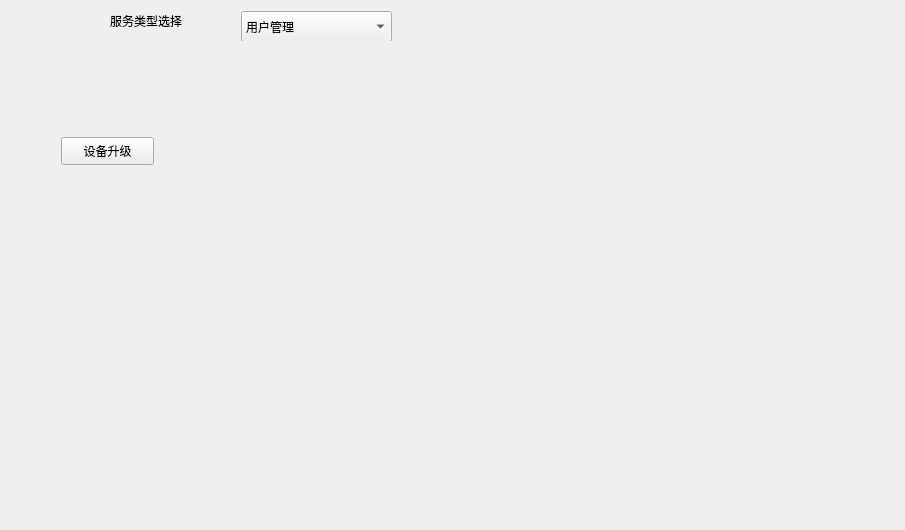
Before: the Qt Designer form CleverManager/setups/setupmainwid.ui in ChinaClever/CleverManagerV3, drawn with Qt 5.
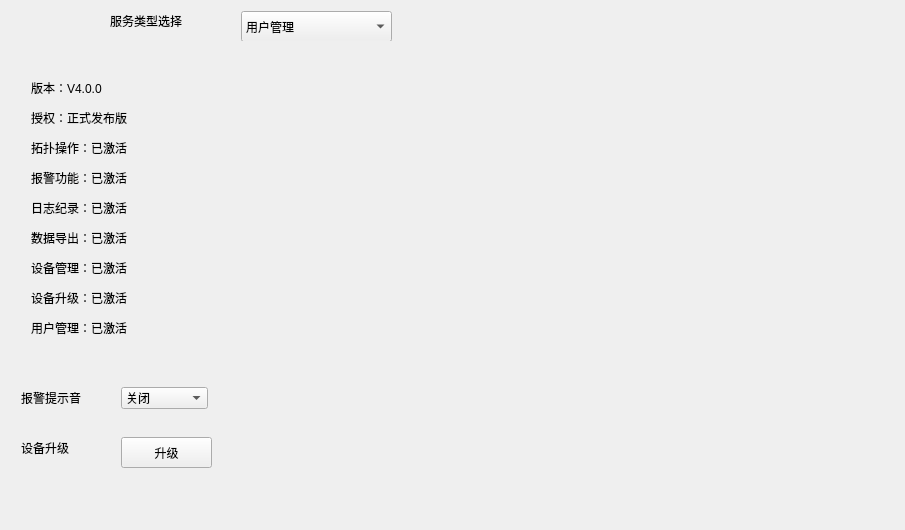
After: the same form once the commit is applied.

```diff
--- a/CleverManager/setups/setupmainwid.ui
+++ b/CleverManager/setups/setupmainwid.ui
@@ -93,10 +93,173 @@
      <widget class="QPushButton" name="upBtn">
       <property name="geometry">
        <rect>
-        <x>50</x>
+        <x>110</x>
+        <y>390</y>
+        <width>91</width>
+        <height>31</height>
+       </rect>
+      </property>
+      <property name="text">
+       <string>升级</string>
+      </property>
+     </widget>
+     <widget class="QLabel" name="label_2">
+      <property name="geometry">
+       <rect>
+        <x>20</x>
+        <y>30</y>
+        <width>131</width>
+        <height>21</height>
+       </rect>
+      </property>
+      <property name="text">
+       <string>版本：V4.0.0</string>
+      </property>
+     </widget>
+     <widget class="QLabel" name="label_3">
+      <property name="geometry">
+       <rect>
+        <x>20</x>
+        <y>60</y>
+        <width>131</width>
+        <height>21</height>
+       </rect>
+      </property>
+      <property name="text">
+       <string>授权：正式发布版</string>
+      </property>
+     </widget>
+     <widget class="QLabel" name="label_4">
+      <property name="geometry">
+       <rect>
+        <x>20</x>
+        <y>150</y>
+        <width>131</width>
+        <height>21</height>
+       </rect>
+      </property>
+      <property name="text">
+       <string>日志纪录：已激活</string>
+      </property>
+     </widget>
+     <widget class="QLabel" name="label_5">
+      <property name="geometry">
+       <rect>
+        <x>20</x>
+        <y>240</y>
+        <width>131</width>
+        <height>21</height>
+       </rect>
+      </property>
+      <property name="text">
+       <string>设备升级：已激活</string>
+      </property>
+     </widget>
+     <widget class="QLabel" name="label_6">
+      <property name="geometry">
+       <rect>
+        <x>20</x>
+        <y>210</y>
+        <width>131</width>
+        <height>21</height>
+       </rect>
+      </property>
+      <property name="text">
+       <string>设备管理：已激活</string>
+      </property>
+     </widget>
+     <widget class="QLabel" name="label_7">
+      <property name="geometry">
+       <rect>
+        <x>20</x>
         <y>90</y>
-        <width>93</width>
-        <height>28</height>
+        <width>131</width>
+        <height>21</height>
+       </rect>
+      </property>
+      <property name="text">
+       <string>拓扑操作：已激活</string>
+      </property>
+     </widget>
+     <widget class="QLabel" name="label_8">
+      <property name="geometry">
+       <rect>
+        <x>20</x>
+        <y>120</y>
+        <width>131</width>
+        <height>21</height>
+       </rect>
+      </property>
+      <property name="text">
+       <string>报警功能：已激活</string>
+      </property>
+     </widget>
+     <widget class="QLabel" name="label_9">
+      <property name="geometry">
+       <rect>
+        <x>20</x>
+        <y>180</y>
+        <width>131</width>
+        <height>21</height>
+       </rect>
+      </property>
+      <property name="text">
+       <string>数据导出：已激活</string>
+      </property>
+     </widget>
+     <widget class="QLabel" name="label_10">
+      <property name="geometry">
+       <rect>
+        <x>20</x>
+        <y>270</y>
+        <width>131</width>
+        <height>21</height>
+       </rect>
+      </property>
+      <property name="text">
+       <string>用户管理：已激活</string>
+      </property>
+     </widget>
+     <widget class="QComboBox" name="alarmCmb">
+      <property name="geometry">
+       <rect>
+        <x>110</x>
+        <y>340</y>
+        <width>87</width>
+        <height>22</height>
+       </rect>
+      </property>
+      <item>
+       <property name="text">
+        <string>关闭</string>
+       </property>
+      </item>
+      <item>
+       <property name="text">
+        <string>开启</string>
+       </property>
+      </item>
+     </widget>
+     <widget class="QLabel" name="label_11">
+      <property name="geometry">
+       <rect>
+        <x>10</x>
+        <y>340</y>
+        <width>91</width>
+        <height>21</height>
+       </rect>
+      </property>
+      <property name="text">
+       <string>报警提示音</string>
+      </property>
+     </widget>
+     <widget class="QLabel" name="label_12">
+      <property name="geometry">
+       <rect>
+        <x>10</x>
+        <y>390</y>
+        <width>91</width>
+        <height>21</height>
        </rect>
       </property>
       <property name="text">
```
